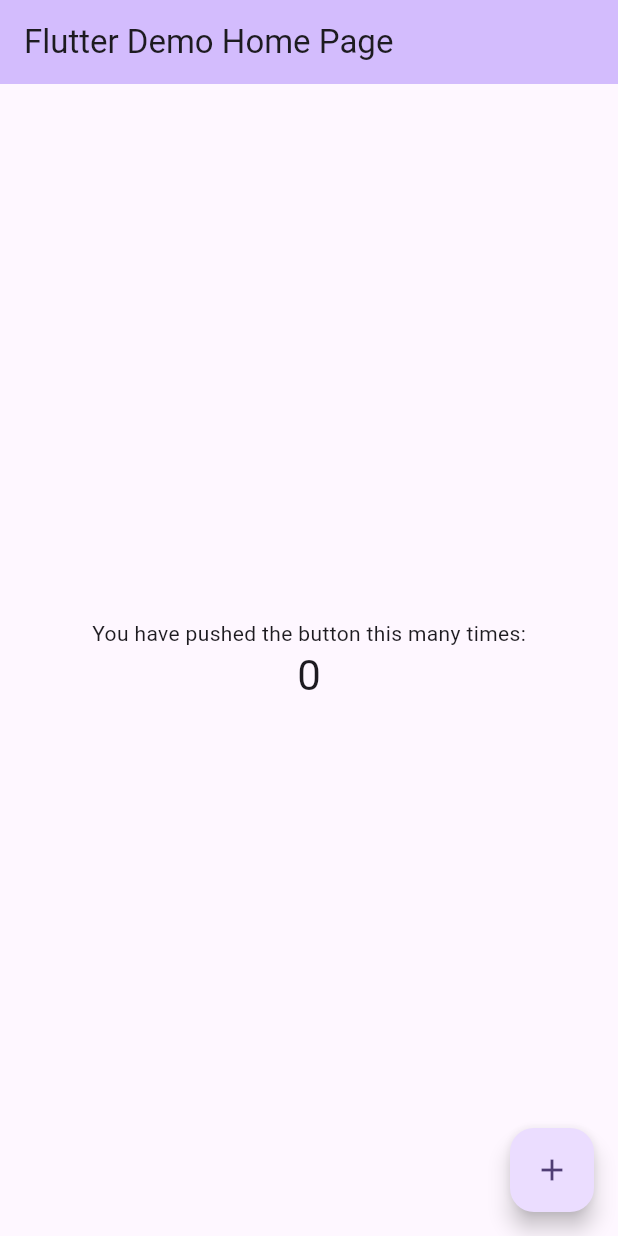
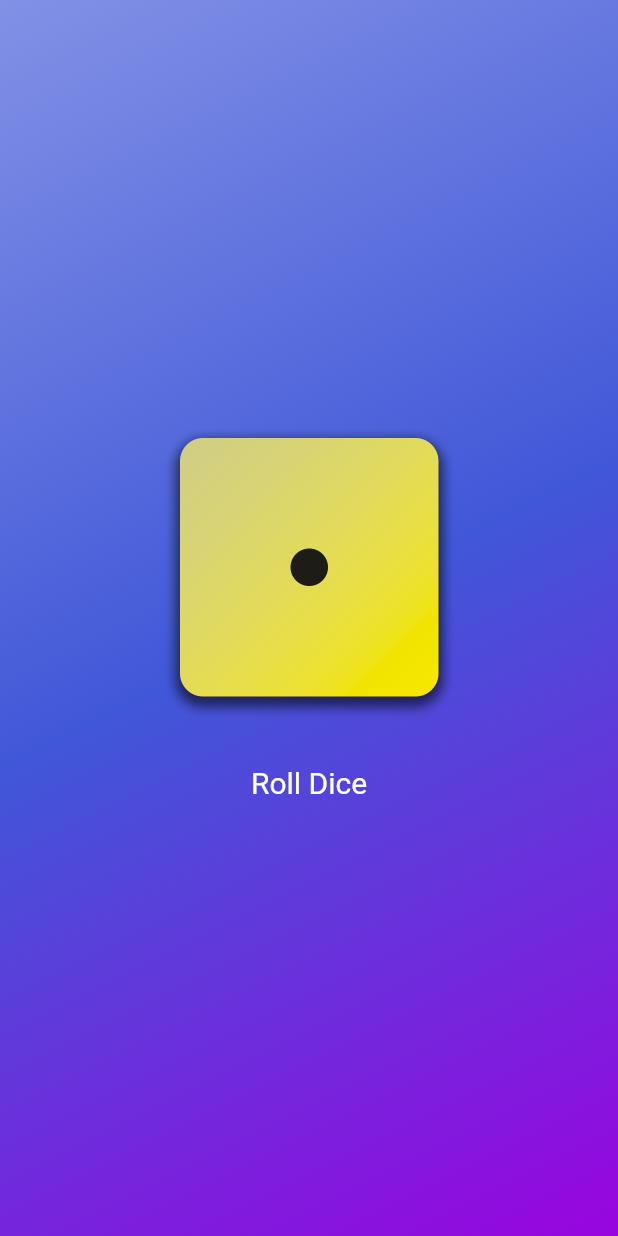
Before and after one commit to aldrinMaq/flutter-dice-roller, a Flutter app: the screen it shows after launch, on a phone screen of 412 x 824 dp. Run offline on Flutter 3.47's test engine with Material 3 defaults, Android fonts, the phone set to English and light mode, and no system bars.

Commit message:
working dice roller

```diff
--- /dev/null
+++ b/lib/dice_roller.dart
@@ -0,0 +1,50 @@
+import 'package:flutter/material.dart';
+import 'dart:math';
+
+final randomizer = Random();
+
+
+class DiceRoller extends StatefulWidget {
+  const DiceRoller({super.key});
+
+  @override
+  State<DiceRoller> createState() {
+    return _DiceRollerState();
+  }
+}
+
+class _DiceRollerState extends State<DiceRoller> {
+  var currentDiceRoll = 1;
+
+  void rollDice() {
+    setState(() {
+      currentDiceRoll = randomizer.nextInt(6) + 1;
+    });
+  }
+
+  @override
+  Widget build(BuildContext context) {
+    return Column(
+      mainAxisSize: MainAxisSize.min,
+      children: [
+        Image.asset(
+          'assets/images/dice-$currentDiceRoll.png',
+          width: 200,
+        ),
+        const SizedBox(
+          height: 20,
+        ),
+        TextButton(
+          onPressed: rollDice,
+          style: TextButton.styleFrom(
+            foregroundColor: Colors.white,
+            textStyle: const TextStyle(
+              fontSize: 20,
+            ),
+          ),
+          child: const Text('Roll Dice'),
+        ),
+      ],
+    );
+  }
+}
--- /dev/null
+++ b/lib/gradient_container.dart
@@ -0,0 +1,75 @@
+import 'package:flutter/material.dart';
+import 'package:flutter_dice_roller/dice_roller.dart';
+
+const startAlignment = Alignment.topLeft;
+const endAlignment = Alignment.bottomRight;
+
+class GradientContainer extends StatelessWidget {
+  const GradientContainer(this.color1, this.color2, this.color3, {super.key});
+
+  const GradientContainer.purple({super.key})
+      : color1 = const Color.fromARGB(255, 130, 145, 230),
+        color2 = const Color.fromARGB(255, 64, 87, 216),
+        color3 = const Color.fromARGB(255, 153, 4, 223);
+
+  final Color color1;
+  final Color color2;
+  final Color color3;
+
+  @override
+  Widget build(context) {
+    return Container(
+      decoration: BoxDecoration(
+        gradient: LinearGradient(
+            colors: [color1, color2, color3],
+            begin: startAlignment,
+            end: endAlignment),
+      ),
+      child: const Center(
+        child: DiceRoller(),
+      ),
+    );
+  }
+}
+
+// class GradientContainer extends StatelessWidget {
+//   const GradientContainer({super.key required this.Colors});
+
+//   final List<Color> colors;
+
+//   @override
+//   Widget build(context) {
+//     return Container(
+//       decoration: const BoxDecoration(
+//         gradient: LinearGradient(
+//           colors: colors,
+//           begin: startAlignment,
+//           end: endAlignment),
+//       ),
+//       child: const Center(
+//         child: StyledText('Test text'),
+//       ),
+//     );
+//   }
+// }
+
+// class GradientContainer extends StatelessWidget {
+//   const GradientContainer({super.key});
+
+
+//   @override
+//   Widget build(context) {
+//     return Container(
+//       decoration: const BoxDecoration(
+//         gradient: LinearGradient(colors: [
+//           Color.fromARGB(255, 130, 145, 230),
+//           Color.fromARGB(255, 64, 87, 216),
+//           Color.fromARGB(255, 153, 4, 223),
+//         ], begin: startAlignment, end: endAlignment),
+//       ),
+//       child: const Center(
+//         child: StyledText('Test text'),
+//       ),
+//     );
+//   }
+// }
--- a/lib/main.dart
+++ b/lib/main.dart
@@ -1,125 +1,12 @@
 import 'package:flutter/material.dart';
+import 'package:flutter_dice_roller/gradient_container.dart';
 
 void main() {
-  runApp(const MyApp());
+  runApp(
+    const MaterialApp(
+      home: Scaffold(
+        body: GradientContainer.purple(),
+      ),
+    ),
+  );
 }
-
-class MyApp extends StatelessWidget {
-  const MyApp({super.key});
-
-  // This widget is the root of your application.
-  @override
-  Widget build(BuildContext context) {
-    return MaterialApp(
-      title: 'Flutter Demo',
-      theme: ThemeData(
-        // This is the theme of your application.
-        //
-        // TRY THIS: Try running your application with "flutter run". You'll see
-        // the application has a purple toolbar. Then, without quitting the app,
-        // try changing the seedColor in the colorScheme below to Colors.green
-        // and then invoke "hot reload" (save your changes or press the "hot
-        // reload" button in a Flutter-supported IDE, or press "r" if you used
-        // the command line to start the app).
-        //
-        // Notice that the counter didn't reset back to zero; the application
-        // state is not lost during the reload. To reset the state, use hot
-        // restart instead.
-        //
-        // This works for code too, not just values: Most code changes can be
-        // tested with just a hot reload.
-        colorScheme: ColorScheme.fromSeed(seedColor: Colors.deepPurple),
-        useMaterial3: true,
-      ),
-      home: const MyHomePage(title: 'Flutter Demo Home Page'),
-    );
-  }
-}
-
-class MyHomePage extends StatefulWidget {
-  const MyHomePage({super.key, required this.title});
-
-  // This widget is the home page of your application. It is stateful, meaning
-  // that it has a State object (defined below) that contains fields that affect
-  // how it looks.
-
-  // This class is the configuration for the state. It holds the values (in this
-  // case the title) provided by the parent (in this case the App widget) and
-  // used by the build method of the State. Fields in a Widget subclass are
-  // always marked "final".
-
-  final String title;
-
-  @override
-  State<MyHomePage> createState() => _MyHomePageState();
-}
-
-class _MyHomePageState extends State<MyHomePage> {
-  int _counter = 0;
-
-  void _incrementCounter() {
-    setState(() {
-      // This call to setState tells the Flutter framework that something has
-      // changed in this State, which causes it to rerun the build method below
-      // so that the display can reflect the updated values. If we changed
-      // _counter without calling setState(), then the build method would not be
-      // called again, and so nothing would appear to happen.
-      _counter++;
-    });
-  }
-
-  @override
-  Widget build(BuildContext context) {
-    // This method is rerun every time setState is called, for instance as done
-    // by the _incrementCounter method above.
-    //
-    // The Flutter framework has been optimized to make rerunning build methods
-    // fast, so that you can just rebuild anything that needs updating rather
-    // than having to individually change instances of widgets.
-    return Scaffold(
-      appBar: AppBar(
-        // TRY THIS: Try changing the color here to a specific color (to
-        // Colors.amber, perhaps?) and trigger a hot reload to see the AppBar
-        // change color while the other colors stay the same.
-        backgroundColor: Theme.of(context).colorScheme.inversePrimary,
-        // Here we take the value from the MyHomePage object that was created by
-        // the App.build method, and use it to set our appbar title.
-        title: Text(widget.title),
-      ),
-      body: Center(
-        // Center is a layout widget. It takes a single child and positions it
-        // in the middle of the parent.
-        child: Column(
-          // Column is also a layout widget. It takes a list of children and
-          // arranges them vertically. By default, it sizes itself to fit its
-          // children horizontally, and tries to be as tall as its parent.
-          //
-          // Column has various properties to control how it sizes itself and
-          // how it positions its children. Here we use mainAxisAlignment to
-          // center the children vertically; the main axis here is the vertical
-          // axis because Columns are vertical (the cross axis would be
-          // horizontal).
-          //
-          // TRY THIS: Invoke "debug painting" (choose the "Toggle Debug Paint"
-          // action in the IDE, or press "p" in the console), to see the
-          // wireframe for each widget.
-          mainAxisAlignment: MainAxisAlignment.center,
-          children: <Widget>[
-            const Text(
-              'You have pushed the button this many times:',
-            ),
-            Text(
-              '$_counter',
-              style: Theme.of(context).textTheme.headlineMedium,
-            ),
-          ],
-        ),
-      ),
-      floatingActionButton: FloatingActionButton(
-        onPressed: _incrementCounter,
-        tooltip: 'Increment',
-        child: const Icon(Icons.add),
-      ), // This trailing comma makes auto-formatting nicer for build methods.
-    );
-  }
-}
--- /dev/null
+++ b/lib/styled_text.dart
@@ -0,0 +1,18 @@
+import 'package:flutter/material.dart';
+
+class StyledText extends StatelessWidget {
+  const StyledText(this.text, {super.key});
+
+  final String text;
+
+  @override
+  Widget build(BuildContext context) {
+    return Text(
+      text,
+      style: const TextStyle(
+        fontSize: 30,
+        color: Colors.white,
+      ),
+    );
+  }
+}
```
Also changed, not shown: pubspec.yaml (+8 -4 lines), assets/images/dice-1.png (added), assets/images/dice-2.png (added), assets/images/dice-3.png (added), assets/images/dice-4.png (added), assets/images/dice-5.png (added), assets/images/dice-6.png (added), assets/images/images/dice-1.png (added), assets/images/images/dice-2.png (added), assets/images/images/dice-3.png (added), assets/images/images/dice-4.png (added), assets/images/images/dice-5.png (added), assets/images/images/dice-6.png (added).
